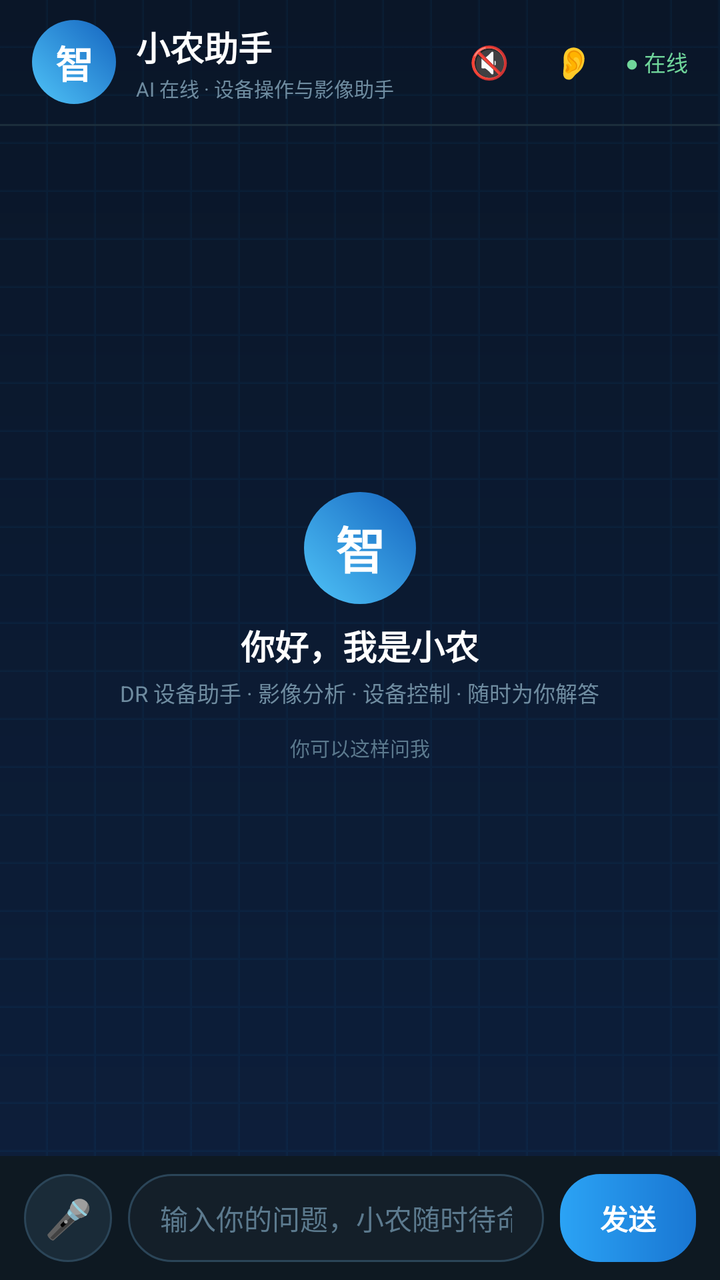
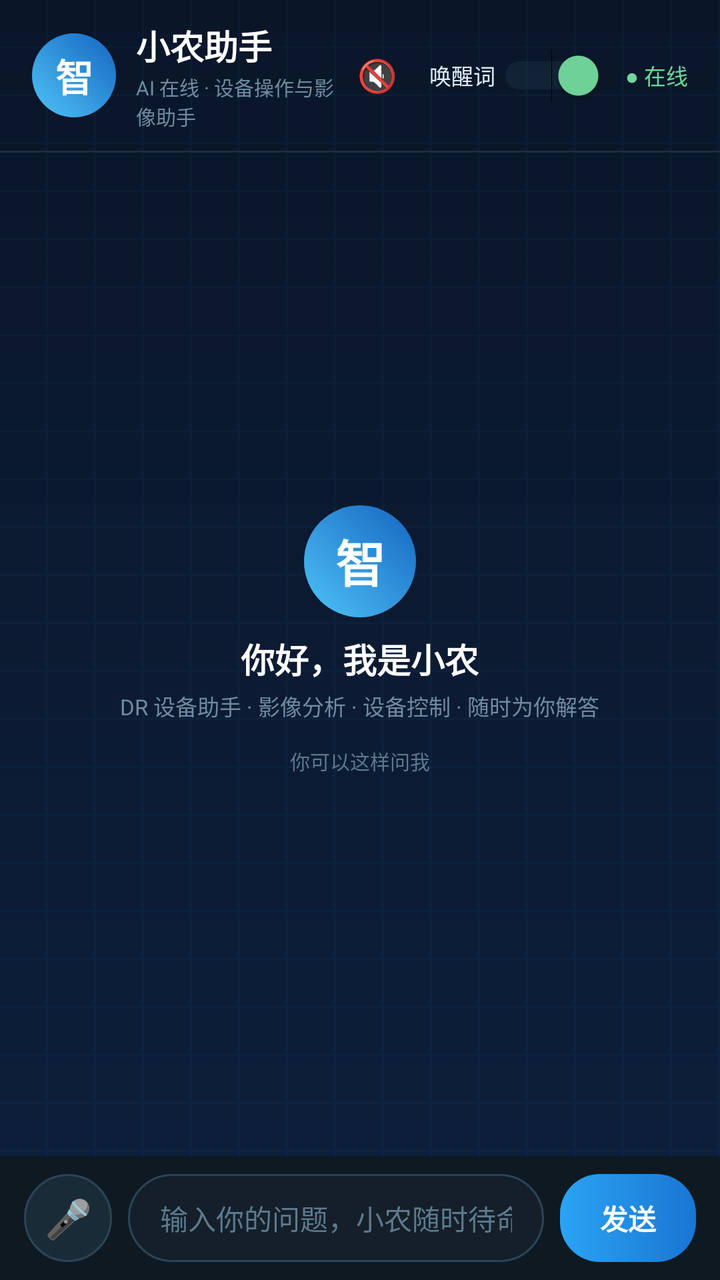

The first picture is an Android layout as it rendered before a commit; the second is the same layout after the commit. The layout source and the unified diff follow.
<!-- AndroidManifest.xml: application theme Theme.WeiguangDRController -->
<!-- res/layout/fragment_chat.xml -->
<?xml version="1.0" encoding="utf-8"?>
<LinearLayout xmlns:android="http://schemas.android.com/apk/res/android"
    android:layout_width="match_parent"
    android:layout_height="match_parent"
    android:background="@drawable/bg_root_gradient"
    android:orientation="vertical">

    
    <LinearLayout
        android:layout_width="match_parent"
        android:layout_height="wrap_content"
        android:gravity="center_vertical"
        android:orientation="horizontal"
        android:paddingStart="16dp"
        android:paddingTop="10dp"
        android:paddingEnd="16dp"
        android:paddingBottom="10dp">

        <FrameLayout
            android:layout_width="42dp"
            android:layout_height="42dp"
            android:background="@drawable/bg_chat_avatar">

            <TextView
                android:layout_width="match_parent"
                android:layout_height="match_parent"
                android:gravity="center"
                android:text="智"
                android:textColor="#FFFFFF"
                android:textSize="19sp"
                android:textStyle="bold" />
        </FrameLayout>

        <LinearLayout
            android:layout_width="0dp"
            android:layout_height="wrap_content"
            android:layout_marginStart="10dp"
            android:layout_weight="1"
            android:orientation="vertical">

            <TextView
                android:layout_width="wrap_content"
                android:layout_height="wrap_content"
                android:text="小农助手"
                android:textColor="#FFFFFF"
                android:textSize="17sp"
                android:textStyle="bold" />

            <TextView
                android:layout_width="wrap_content"
                android:layout_height="wrap_content"
                android:layout_marginTop="1dp"
                android:text="AI 在线 · 设备操作与影像助手"
                android:textColor="#6F8CA0"
                android:textSize="10sp" />
        </LinearLayout>

        <TextView
            android:id="@+id/muteBtn"
            android:layout_width="wrap_content"
            android:layout_height="wrap_content"
            android:layout_marginEnd="10dp"
            android:clickable="true"
            android:focusable="true"
            android:padding="6dp"
            android:text="🔇"
            android:textColor="#556677"
            android:textSize="16sp" />

        <TextView
            android:id="@+id/wakeBtn"
            android:layout_width="wrap_content"
            android:layout_height="wrap_content"
            android:layout_marginEnd="10dp"
            android:clickable="true"
            android:focusable="true"
            android:padding="6dp"
            android:text="👂"
            android:textColor="#556677"
            android:textSize="16sp" />

        <TextView
            android:id="@+id/chatStatusText"
            android:layout_width="wrap_content"
            android:layout_height="wrap_content"
            android:text="● 在线"
            android:textColor="#70D69B"
            android:textSize="11sp" />
    </LinearLayout>

    <View
        android:layout_width="match_parent"
        android:layout_height="1dp"
        android:background="#1B2E3C" />

    
    <FrameLayout
        android:layout_width="match_parent"
        android:layout_height="0dp"
        android:layout_weight="1">

        <ScrollView
            android:id="@+id/chatScroll"
            android:layout_width="match_parent"
            android:layout_height="match_parent"
            android:fillViewport="true"
            android:overScrollMode="ifContentScrolls"
            android:scrollbars="vertical">

            <LinearLayout
                android:id="@+id/chatList"
                android:layout_width="match_parent"
                android:layout_height="wrap_content"
                android:orientation="vertical"
                android:paddingStart="12dp"
                android:paddingTop="14dp"
                android:paddingEnd="12dp"
                android:paddingBottom="10dp" />
        </ScrollView>

        
        <LinearLayout
            android:id="@+id/welcomePanel"
            android:layout_width="match_parent"
            android:layout_height="match_parent"
            android:gravity="center"
            android:orientation="vertical"
            android:padding="12dp">

            <FrameLayout
                android:layout_width="56dp"
                android:layout_height="56dp"
                android:background="@drawable/bg_chat_avatar">

                <TextView
                    android:layout_width="match_parent"
                    android:layout_height="match_parent"
                    android:gravity="center"
                    android:text="智"
                    android:textColor="#FFFFFF"
                    android:textSize="25sp"
                    android:textStyle="bold" />
            </FrameLayout>

            <TextView
                android:layout_width="wrap_content"
                android:layout_height="wrap_content"
                android:layout_marginTop="8dp"
                android:text="你好，我是小农"
                android:textColor="#FFFFFF"
                android:textSize="17sp"
                android:textStyle="bold" />

            <TextView
                android:layout_width="wrap_content"
                android:layout_height="wrap_content"
                android:layout_marginTop="3dp"
                android:text="DR 设备助手 · 影像分析 · 设备控制 · 随时为你解答"
                android:textColor="#6F8CA0"
                android:textSize="11sp" />

            <TextView
                android:layout_width="wrap_content"
                android:layout_height="wrap_content"
                android:layout_marginTop="12dp"
                android:text="你可以这样问我"
                android:textColor="#5C7A8E"
                android:textSize="10sp" />

            <LinearLayout
                android:id="@+id/suggestionRow1"
                android:layout_width="match_parent"
                android:layout_height="wrap_content"
                android:layout_marginTop="7dp"
                android:orientation="horizontal" />

            <LinearLayout
                android:id="@+id/suggestionRow2"
                android:layout_width="match_parent"
                android:layout_height="wrap_content"
                android:layout_marginTop="7dp"
                android:orientation="horizontal" />
        </LinearLayout>
    </FrameLayout>

    
    <LinearLayout
        android:layout_width="match_parent"
        android:layout_height="wrap_content"
        android:background="#0E1922"
        android:gravity="center_vertical"
        android:orientation="horizontal"
        android:paddingStart="12dp"
        android:paddingTop="9dp"
        android:paddingEnd="12dp"
        android:paddingBottom="9dp">

        <TextView
            android:id="@+id/micBtn"
            android:layout_width="44dp"
            android:layout_height="44dp"
            android:background="@drawable/bg_mic_btn"
            android:clickable="true"
            android:focusable="true"
            android:gravity="center"
            android:text="🎤"
            android:textSize="19sp" />

        <EditText
            android:id="@+id/chatInput"
            android:layout_width="0dp"
            android:layout_height="44dp"
            android:layout_marginStart="8dp"
            android:layout_weight="1"
            android:background="@drawable/bg_input_box"
            android:hint="输入你的问题，小农随时待命…"
            android:imeOptions="actionSend"
            android:inputType="text"
            android:maxLines="1"
            android:paddingStart="16dp"
            android:paddingEnd="16dp"
            android:singleLine="true"
            android:textColor="#FFFFFF"
            android:textColorHint="#5C7A8E"
            android:textSize="14sp" />

        <TextView
            android:id="@+id/sendBtn"
            android:layout_width="68dp"
            android:layout_height="44dp"
            android:layout_marginStart="8dp"
            android:background="@drawable/bg_send_btn"
            android:clickable="true"
            android:focusable="true"
            android:gravity="center"
            android:text="发送"
            android:textColor="#FFFFFF"
            android:textSize="14sp"
            android:textStyle="bold" />
    </LinearLayout>
</LinearLayout>
<!-- resources referenced by this layout -->
<resources>
  <!-- drawable bg_chat_avatar (drawable) -->
  <?xml version="1.0" encoding="utf-8"?>
  <shape xmlns:android="http://schemas.android.com/apk/res/android"
      android:shape="oval">
      <gradient
          android:angle="45"
          android:startColor="#4FC3F7"
          android:endColor="#1565C0" />
  </shape>
  <!-- drawable bg_input_box (drawable) -->
  <?xml version="1.0" encoding="utf-8"?>
  <shape xmlns:android="http://schemas.android.com/apk/res/android">
      <solid android:color="#141F29" />
      <corners android:radius="22dp" />
      <stroke
          android:width="1dp"
          android:color="#2B4558" />
  </shape>
  <!-- drawable bg_mic_btn (drawable) -->
  <?xml version="1.0" encoding="utf-8"?>
  <shape xmlns:android="http://schemas.android.com/apk/res/android"
      android:shape="oval">
      <solid android:color="#1A2B38" />
      <stroke
          android:width="1dp"
          android:color="#2B4558" />
  </shape>
  <!-- drawable bg_root_gradient (drawable) -->
  <?xml version="1.0" encoding="utf-8"?>
  <layer-list xmlns:android="http://schemas.android.com/apk/res/android">
      <item>
          <shape android:shape="rectangle">
              <gradient
                  android:angle="270"
                  android:startColor="#0A1628"
                  android:endColor="#0D1F3C" />
          </shape>
      </item>
      <item>
          <bitmap
              android:gravity="fill"
              android:src="@drawable/grid_pattern"
              android:tileMode="repeat" />
      </item>
  </layer-list>
  <!-- drawable bg_send_btn (drawable) -->
  <?xml version="1.0" encoding="utf-8"?>
  <shape xmlns:android="http://schemas.android.com/apk/res/android">
      <gradient
          android:angle="0"
          android:startColor="#2BA3F5"
          android:endColor="#1976D2" />
      <corners android:radius="20dp" />
  </shape>
  <style name="Theme.WeiguangDRController" parent="Base.Theme.WeiguangDRController" />
  <!-- drawable grid_pattern: png bitmap (drawable, 115 bytes) -->
  <style name="Base.Theme.WeiguangDRController" parent="Theme.Material3.DayNight.NoActionBar">
          
          
      </style>
</resources>

<!-- the commit's change to res/layout/fragment_chat.xml (unified diff, before → after) -->
@@ -67,17 +67,18 @@
             android:textColor="#556677"
             android:textSize="16sp" />
 
-        <TextView
+        <Switch
             android:id="@+id/wakeBtn"
-            android:layout_width="wrap_content"
-            android:layout_height="wrap_content"
+            android:layout_width="88dp"
+            android:layout_height="40dp"
             android:layout_marginEnd="10dp"
-            android:clickable="true"
-            android:focusable="true"
-            android:padding="6dp"
-            android:text="👂"
-            android:textColor="#556677"
-            android:textSize="16sp" />
+            android:checked="true"
+            android:showText="false"
+            android:text="唤醒词"
+            android:textColor="#DCEBFA"
+            android:textSize="11sp"
+            android:thumbTint="#70D69B"
+            android:trackTint="#29475A" />
 
         <TextView
             android:id="@+id/chatStatusText"
